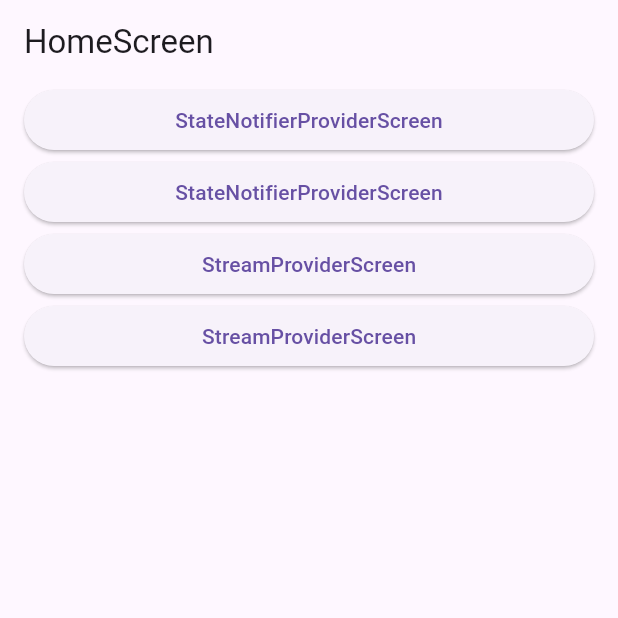
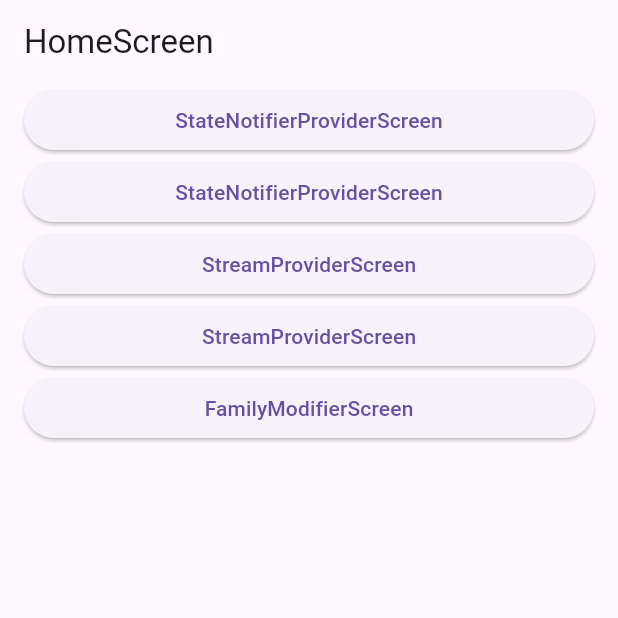
Before and after one commit to g0garden/flutter-state-management-prac, a Flutter app: the screen it shows after launch, on a phone screen of 412 x 824 dp, the top half of it. Run offline on Flutter 3.47's test engine with Material 3 defaults, Android fonts, the phone set to English and light mode, and no system bars; our stand-ins replace flutter_riverpod.

Commit message:
familyModifierProvider

```diff
--- a/riverpod_prac/lib/screen/home_screen.dart
+++ b/riverpod_prac/lib/screen/home_screen.dart
@@ -1,5 +1,6 @@
 import 'package:flutter/material.dart';
 import 'package:riverpod_prac/layout/default_layout.dart';
+import 'package:riverpod_prac/screen/family_modifier_screen.dart';
 import 'package:riverpod_prac/screen/future_provider_screen.dart';
 import 'package:riverpod_prac/screen/state_notifier_provider_screen.dart';
 import 'package:riverpod_prac/screen/state_provider_screen.dart';
@@ -40,7 +41,14 @@ class HomeScreen extends StatelessWidget {
                 builder: (_) => StreamProviderScreen(),
               ));
             },
-            child: Text('StreamProviderScreen'))
+            child: Text('StreamProviderScreen')),
+        ElevatedButton(
+            onPressed: () {
+              Navigator.of(context).push(MaterialPageRoute(
+                builder: (_) => FamilyModifierScreen(),
+              ));
+            },
+            child: Text('FamilyModifierScreen'))
       ]),
     );
   }
```
Also changed, not shown: riverpod_prac/lib/riverpod/family_modifier_provider.dart (added, +12 -0 lines), riverpod_prac/lib/screen/family_modifier_screen.dart (added, +25 -0 lines).
